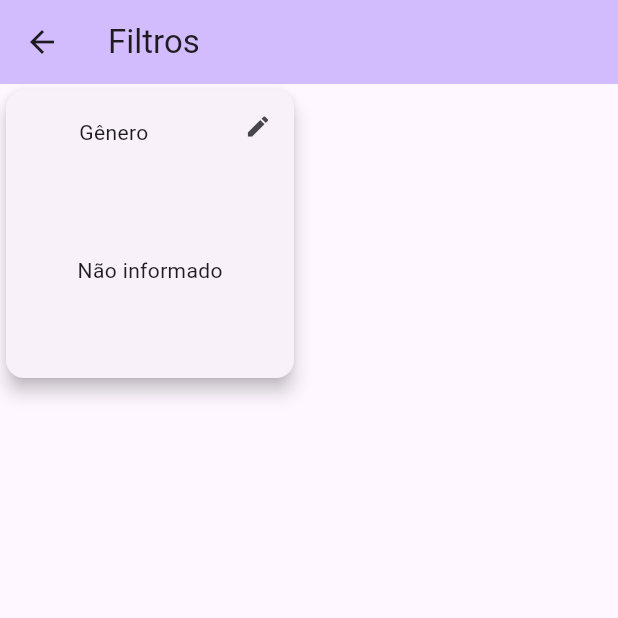
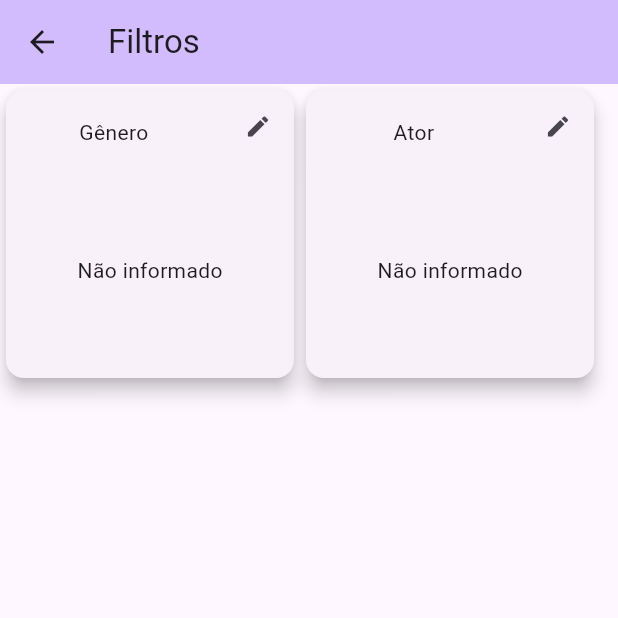
Before and after one commit to WilliamSilvaGh/pmfilmes, a Flutter app: the screen it shows after launch, after a tap on the "tune" icon, on a phone screen of 412 x 824 dp, the top half of it. Run offline on Flutter 3.47's test engine with Material 3 defaults, Android fonts, the phone set to English and light mode, and no system bars.

Commit message:
Adiciona Filtro de Ator

```diff
--- a/lib/main.dart
+++ b/lib/main.dart
@@ -1,7 +1,9 @@
 import 'package:flutter/material.dart';
 import 'package:pmfilmes/page/filter_page.dart';
 import 'package:pmfilmes/page/genero_page.dart';
+import 'package:pmfilmes/repositorio/ator_repositorio.dart';
 import 'package:pmfilmes/repositorio/genero_repositorio.dart';
+import 'package:pmfilmes/vm/ator_view_model.dart';
 import 'package:pmfilmes/vm/genero_view_model.dart';
 import 'package:provider/provider.dart';
 
@@ -18,6 +20,9 @@ class MyApp extends StatelessWidget {
       providers: [
         ChangeNotifierProvider(
           create: (_) => GeneroViewModel(generos: GeneroRepositorio.list()),
+        ),
+        ChangeNotifierProvider(
+          create: (_) => AtorViewModel(atores: AtorRepositorio.list()),
         ),
       ],
       child: MaterialApp(
--- a/lib/page/filter_page.dart
+++ b/lib/page/filter_page.dart
@@ -1,8 +1,12 @@
 import 'package:flutter/material.dart';
+import 'package:pmfilmes/page/ator_page.dart';
 import 'package:pmfilmes/page/genero_page.dart';
+import 'package:pmfilmes/vm/ator_view_model.dart';
 import 'package:pmfilmes/vm/filter_item.dart';
 import 'package:pmfilmes/vm/genero_view_model.dart';
 import 'package:provider/provider.dart';
+
+//
 
 class FilterPage extends StatelessWidget {
   const FilterPage({super.key});
@@ -10,12 +14,15 @@ class FilterPage extends StatelessWidget {
   @override
   Widget build(BuildContext context) {
     final generoVM = Provider.of<GeneroViewModel>(context);
+    final atorVM = Provider.of<AtorViewModel>(context);
     return Scaffold(
       appBar: AppBar(
         title: const Text("Filtros"),
         backgroundColor: Theme.of(context).colorScheme.inversePrimary,
       ),
-      body: Wrap(children: [generoView(context, generoVM)]),
+      body: Wrap(
+        children: [generoView(context, generoVM), atorView(context, atorVM)],
+      ),
     );
   }
 
@@ -26,4 +33,11 @@ class FilterPage extends StatelessWidget {
         onPressed: () => Navigator.push(
             context, MaterialPageRoute(builder: (_) => const GeneroPage())),
       );
+
+  Widget atorView(BuildContext context, AtorViewModel vm) => FilterItem(
+        title: "Ator",
+        value: vm.jaSelecionouAtor ? vm.atorSelecionado.nome : "Não informado",
+        onPressed: () => Navigator.push(
+            context, MaterialPageRoute(builder: (_) => const AtorPage())),
+      );
 }
--- a/lib/repositorio/ator_repositorio.dart
+++ b/lib/repositorio/ator_repositorio.dart
@@ -1,12 +1,12 @@
 import 'package:pmfilmes/dominio/ator.dart';
-import 'package:pmfilmes/dominio/genero.dart';
 
 class AtorRepositorio {
   static List<Ator> list() {
     return <Ator>[
       Ator(id: "aid", nome: "Jenna Ortega", nacionalidade: "Norte-Americano"),
       Ator(id: "bid", nome: "Tyler Posey", nacionalidade: "Norte-Americano"),
-      Ator(id: "cid", nome: "Ian Somerhalder", nacionalidade: "Norte-Americano"),
+      Ator(
+          id: "cid", nome: "Ian Somerhalder", nacionalidade: "Norte-Americano"),
       Ator(id: "did", nome: "Tom Holland", nacionalidade: "Britânico"),
       Ator(id: "eid", nome: "Jensen Ackles", nacionalidade: "Norte-Americano"),
       Ator(id: "fid", nome: "Misha Collins", nacionalidade: "Norte-Americano"),
--- /dev/null
+++ b/lib/vm/ator_view_model.dart
@@ -0,0 +1,26 @@
+import 'package:flutter/foundation.dart';
+import 'package:pmfilmes/dominio/ator.dart';
+
+class AtorViewModel extends ChangeNotifier {
+  final List<Ator> atores;
+
+  //Genero? significa que a variavel esperar
+  //receber um objeto do tipo Genero
+  //mas tb aceita que o valor fique nulo
+  Ator? _ator;
+
+  AtorViewModel({
+    required this.atores,
+  });
+
+  void selecionaAtor(Ator ator) {
+    _ator = ator;
+    notifyListeners();
+  }
+
+  bool get jaSelecionouAtor => _ator != null;
+  //genero! força a plataforma a aceitar
+  // que a variavel está preenchida
+  //tipo: Confia que vai ter valor!
+  Ator get atorSelecionado => _ator!;
+}
--- a/lib/vm/filter_item.dart
+++ b/lib/vm/filter_item.dart
@@ -42,9 +42,7 @@ class FilterItem extends StatelessWidget {
               ],
             ),
             Expanded(
-              child: Center(
-                child: Text(value)
-              ),
+              child: Center(child: Text(value)),
             ),
           ],
         ),
```
Also changed, not shown: lib/page/ator_page.dart (added, +37 -0 lines), lib/widgets/ator_item_view.dart (added, +41 -0 lines).
